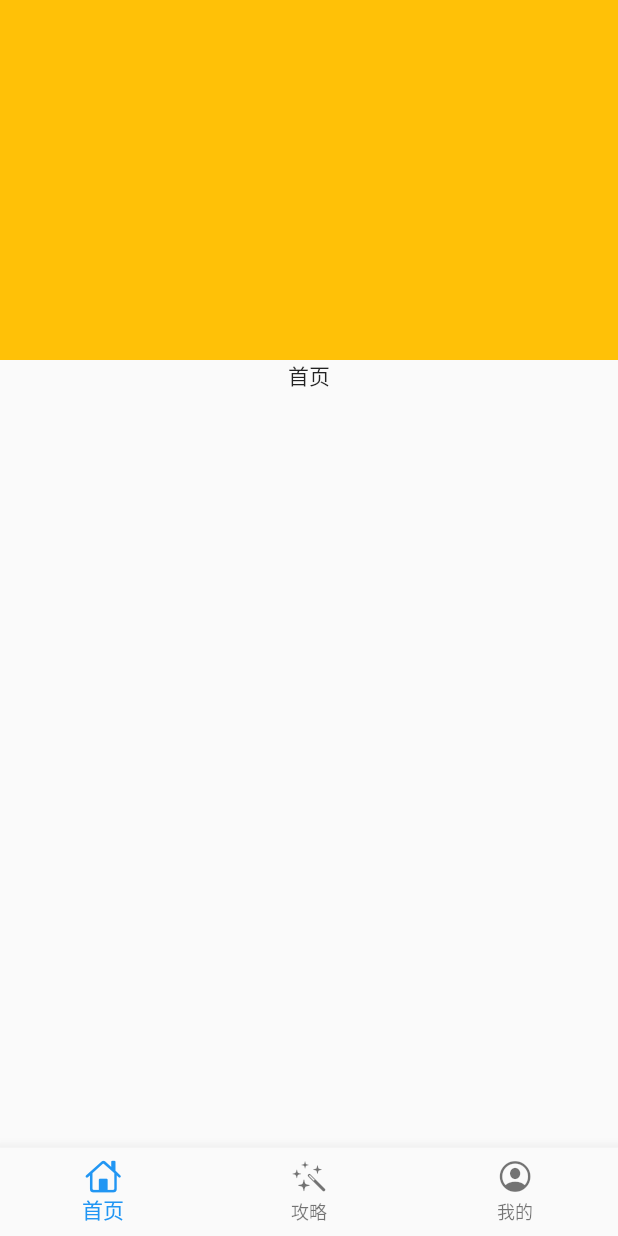
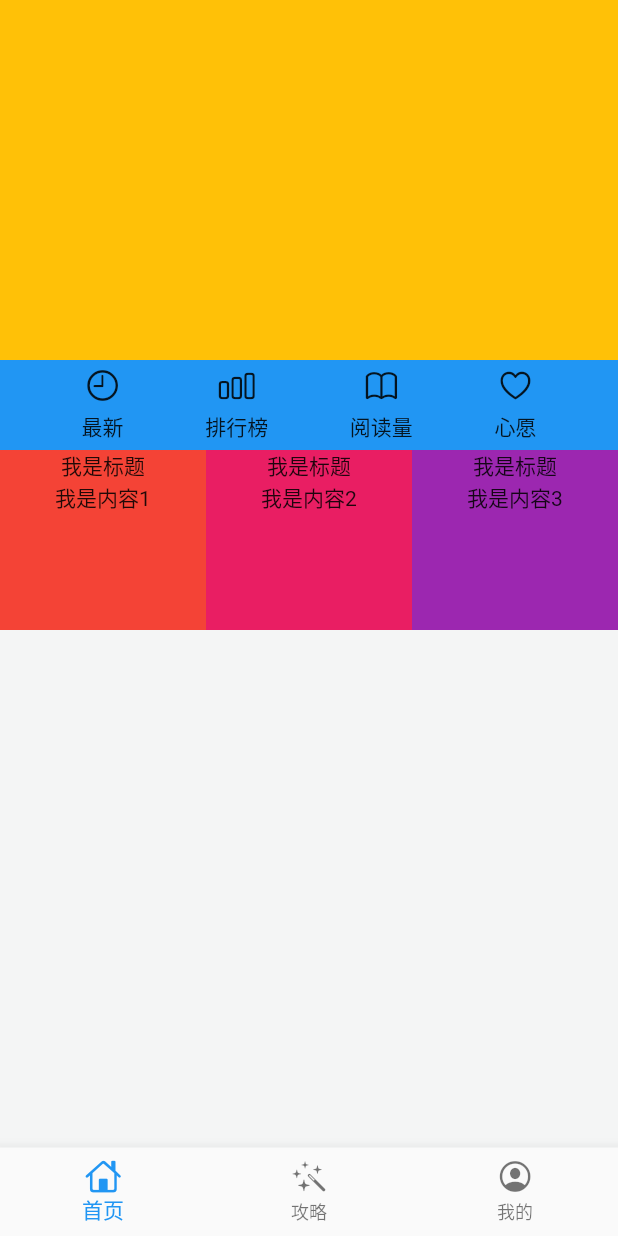
Before and after one commit to zoeyzhong520/FlutterGameStation, a Flutter app: the screen it shows after launch, on a phone screen of 412 x 824 dp. Run offline on Flutter 3.47's test engine with Material 2 defaults, Android fonts, the light colour scheme and no system bars; our stand-ins replace toast.

Commit message:
完成首页最基础框架布局

```diff
--- a/lib/main/home.dart
+++ b/lib/main/home.dart
@@ -1,18 +1,23 @@
 // 首页（最新）
 
 import 'package:flutter/material.dart';
+import 'package:gamestation/main/homeModule/homrList.dart';
 import './homeModule/homeSwiper.dart';
+import './homeModule/homeGrid.dart';
 
 class HomePage extends StatelessWidget {
   @override
   Widget build(BuildContext context) {
     // TODO: implement build
-    return Scaffold(
-      body: Column(
-        children: [
-          HomeSwiper(),
-          Text('首页'),
-        ],
+    return SingleChildScrollView(
+      child: Container(
+        child: Column(
+          children: [
+            HomeSwiper(),
+            HomeGrid(),
+            HomeList(),
+          ],
+        ),
       ),
     );
   }
--- /dev/null
+++ b/lib/main/homeModule/homeGrid.dart
@@ -0,0 +1,58 @@
+// 首页网格
+
+import 'package:flutter/material.dart';
+import 'package:flutter/cupertino.dart';
+import 'package:toast/toast.dart';
+
+class HomeGrid extends StatelessWidget {
+  @override
+  Widget build(BuildContext context) {
+    // TODO: implement build
+    return Container(
+      color: Colors.blue,
+      height: 60,
+      child: Row(
+        mainAxisAlignment: MainAxisAlignment.spaceEvenly,
+        children: [
+          HomeGridItem(
+            config: {'icon': Icon(CupertinoIcons.time), 'label': '最新'},
+          ),
+          HomeGridItem(
+            config: {'icon': Icon(CupertinoIcons.chart_bar), 'label': '排行榜'},
+          ),
+          HomeGridItem(
+            config: {'icon': Icon(CupertinoIcons.book), 'label': '阅读量'},
+          ),
+          HomeGridItem(
+            config: {'icon': Icon(CupertinoIcons.heart), 'label': '心愿'},
+          ),
+        ],
+      ),
+    );
+  }
+}
+
+class HomeGridItem extends StatelessWidget {
+  final Map config;
+  const HomeGridItem({Key? key, required this.config}) : super(key: key);
+
+  @override
+  Widget build(BuildContext context) {
+    // TODO: implement build
+    return Container(
+      child: GestureDetector(
+        child: Column(
+          mainAxisAlignment: MainAxisAlignment.spaceEvenly,
+          children: [
+            config['icon'],
+            Text(config['label']),
+          ],
+        ),
+        onTap: () {
+          print('${this.config['label']}');
+          Toast.show('${this.config['label']}', context);
+        },
+      ),
+    );
+  }
+}
--- /dev/null
+++ b/lib/main/homeModule/homrList.dart
@@ -0,0 +1,44 @@
+// 首页列表
+
+import 'package:flutter/material.dart';
+
+class HomeList extends StatefulWidget {
+  _HomeListState createState() => _HomeListState();
+}
+
+class _HomeListState extends State<HomeList> {
+  @override
+  void initState() {
+    // TODO: implement initState
+    super.initState();
+  }
+
+  @override
+  Widget build(BuildContext context) {
+    final List list = [1, 1, 1, 1, 1];
+
+    // TODO: implement build
+    return Container(
+      height: 120,
+      child: ListView.builder(
+        itemBuilder: _cellForItem,
+        itemCount: list.length,
+        scrollDirection: Axis.horizontal,
+      ),
+    );
+  }
+
+  Widget _cellForItem(BuildContext context, int index) {
+    final screenSize = MediaQuery.of(context).size;
+
+    return Container(
+        color: Colors.primaries[index],
+        width: screenSize.width / 3,
+        child: Column(
+          children: [
+            Text('我是标题'),
+            Text('我是内容${index + 1}'),
+          ],
+        ));
+  }
+}
--- a/pubspec.yaml
+++ b/pubspec.yaml
@@ -34,6 +34,7 @@
   # The following adds the Cupertino Icons font to your application.
   # Use with the CupertinoIcons class for iOS style icons.
   cupertino_icons: ^1.0.2
+  toast: ^0.1.3
 
 dev_dependencies:
   flutter_test:
```
Also changed, not shown: pubspec.lock.
